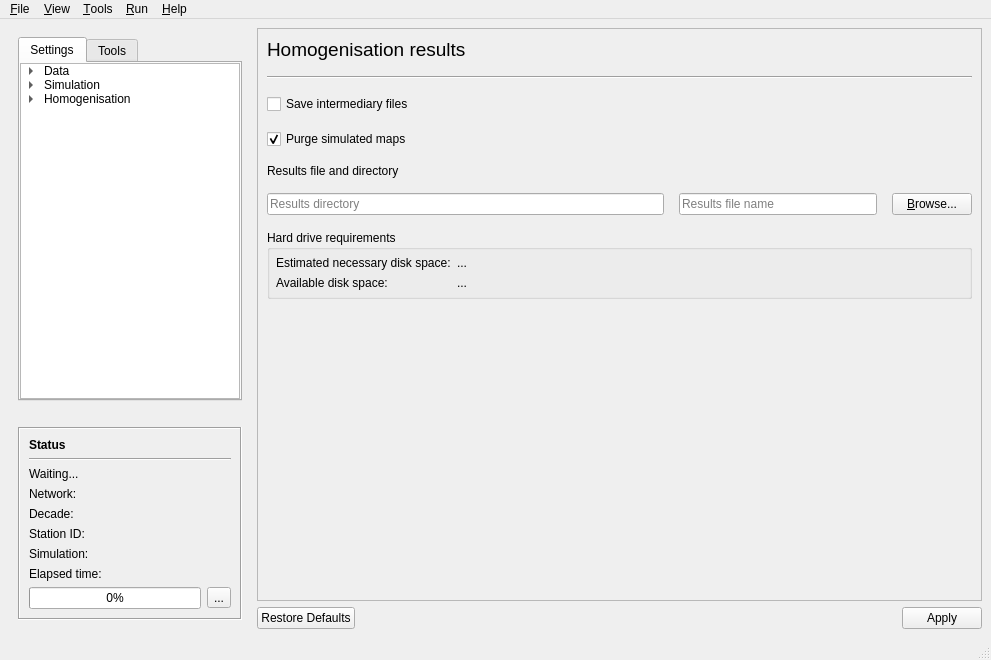
Before: the Qt Designer form GSIMCLI/interface/gsimcli.ui in iled/gsimcli, drawn with Qt 5.
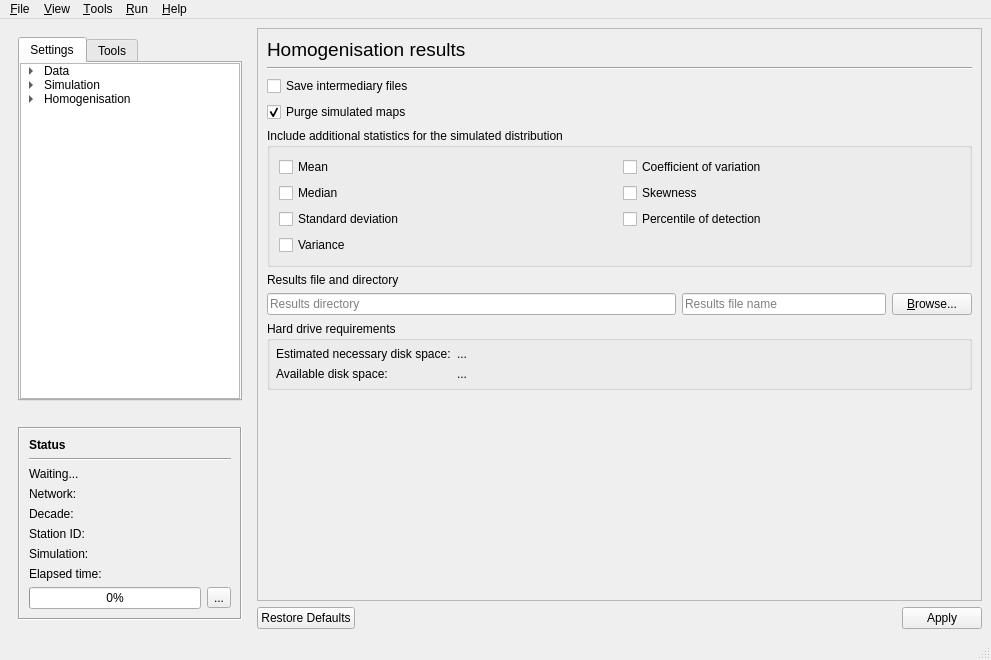
After: the same form once the commit is applied. The open tabs and pages were chosen to show the change.

Commit message: gui components for optional stats in the results file . group box and checkboxes (mean, median, std, variance, coef of variance, skewness, and percentile of detection)

```diff
--- a/GSIMCLI/interface/gsimcli.ui
+++ b/GSIMCLI/interface/gsimcli.ui
@@ -2040,9 +2040,6 @@
          </widget>
          <widget class="QWidget" name="HomogenisationResults">
           <layout class="QVBoxLayout" name="verticalLayout_22">
-           <property name="spacing">
-            <number>15</number>
-           </property>
            <item>
             <layout class="QVBoxLayout" name="verticalLayout_18">
              <item>
@@ -2089,6 +2086,67 @@
              </item>
             </layout>
            </item>
+           <item>
+            <widget class="QGroupBox" name="HR_groupStats">
+             <property name="toolTip">
+              <string>The selected statistics will be included in the results file, next to the climatic variable value of each station.</string>
+             </property>
+             <property name="title">
+              <string>Include additional statistics for the simulated distribution</string>
+             </property>
+             <layout class="QGridLayout" name="gridLayout_2">
+              <item row="0" column="0">
+               <widget class="QCheckBox" name="HR_checkMean">
+                <property name="text">
+                 <string>Mean</string>
+                </property>
+               </widget>
+              </item>
+              <item row="0" column="1">
+               <widget class="QCheckBox" name="HR_checkCoefVar">
+                <property name="text">
+                 <string>Coefficient of variation</string>
+                </property>
+               </widget>
+              </item>
+              <item row="1" column="0">
+               <widget class="QCheckBox" name="HR_checkMedian">
+                <property name="text">
+                 <string>Median</string>
+                </property>
+               </widget>
+              </item>
+              <item row="1" column="1">
+               <widget class="QCheckBox" name="HR_checkSkewness">
+                <property name="text">
+                 <string>Skewness</string>
+                </property>
+               </widget>
+              </item>
+              <item row="2" column="0">
+               <widget class="QCheckBox" name="HR_checkStd">
+                <property name="text">
+                 <string>Standard deviation</string>
+                </property>
+               </widget>
+              </item>
+              <item row="2" column="1">
+               <widget class="QCheckBox" name="HR_checkPercDet">
+                <property name="text">
+                 <string>Percentile of detection</string>
+                </property>
+               </widget>
+              </item>
+              <item row="3" column="0">
+               <widget class="QCheckBox" name="HR_checkVariance">
+                <property name="text">
+                 <string>Variance</string>
+                </property>
+               </widget>
+              </item>
+             </layout>
+            </widget>
+           </item>
            <item>
             <layout class="QVBoxLayout" name="verticalLayout_20">
              <item>
```
Left out of the diff: 2 changed lines with no effect on the pictures.
